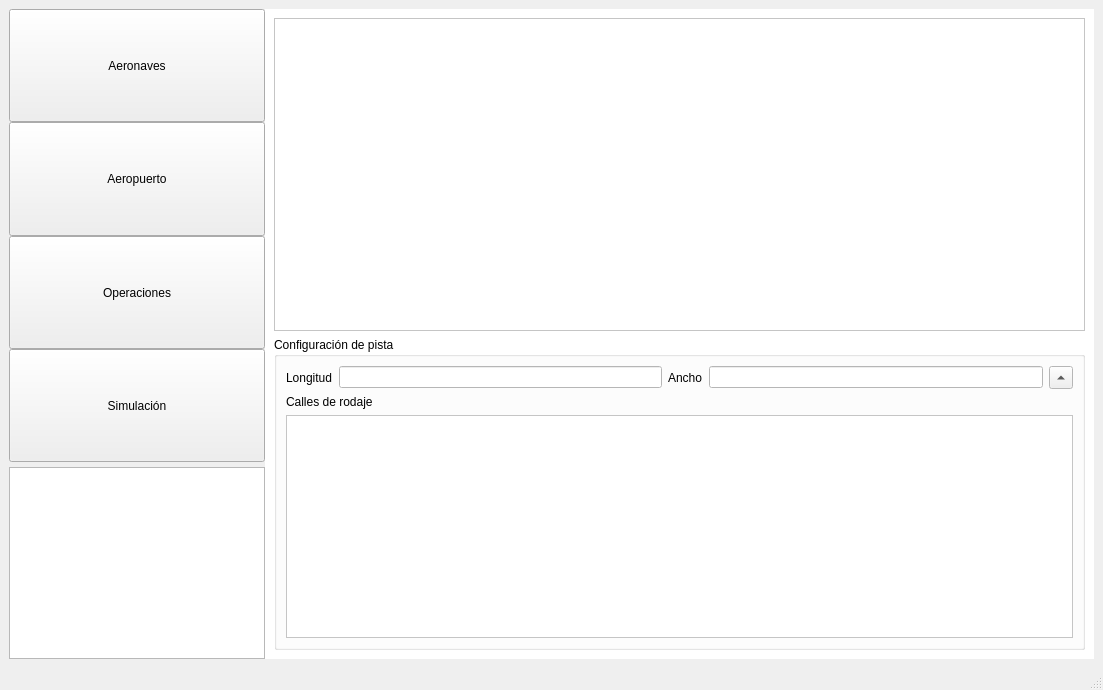
IgnacioOchoa/SimAerop, file interfazprincipal.ui: the form before one commit.
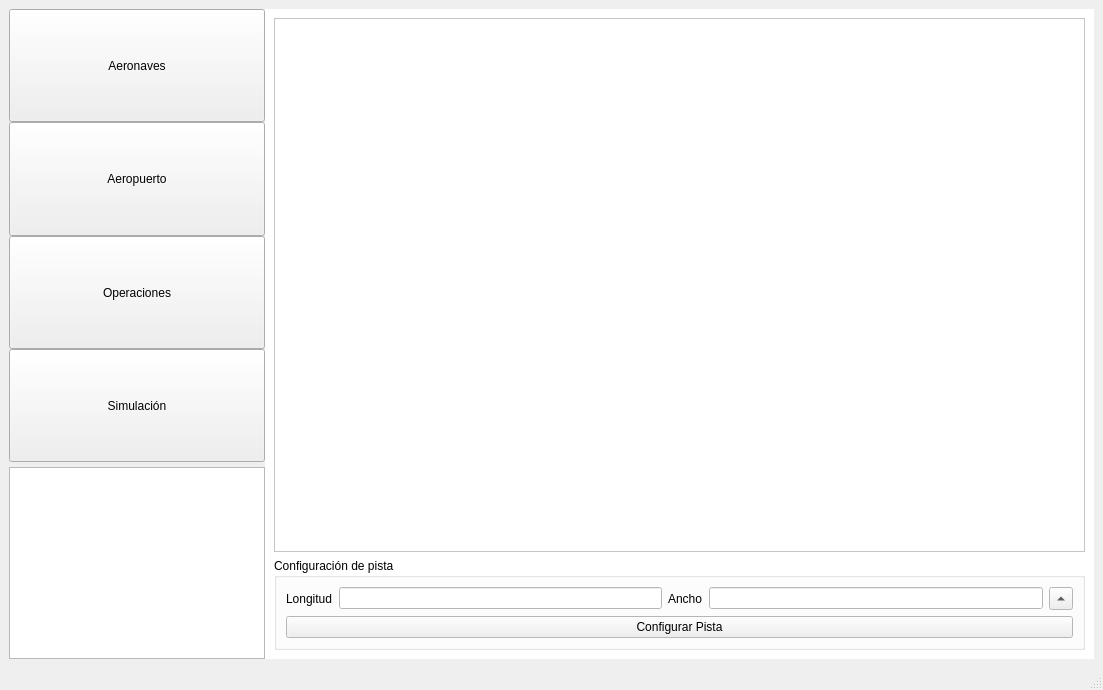
The form after the commit. Custom widgets are drawn as their Qt base class.

Commit message:
Se agregó un diálogo para configurar la pista
El diálogo contiene secciones para definir geometría de la pista, cargar
o guardar pistas, agregar calles de rodaje, previsualizar la
configuración, etc. Y se deja un botón para establecer configuraciones
avanzadas en el futuro. La idea es que los parámetros solo se puedan
modificar desde este diálogo y no desde la interfaz principal, allí solo
se muestran como referencia.

```diff
--- a/interfazprincipal.ui
+++ b/interfazprincipal.ui
@@ -433,18 +433,11 @@
             </layout>
            </item>
            <item>
-            <layout class="QVBoxLayout" name="verticalLayout_4">
-             <item>
-              <widget class="QLabel" name="label_5">
+            <widget class="QPushButton" name="pbConfigurarPista">
                <property name="text">
-                <string>Calles de rodaje</string>
-               </property>
-              </widget>
-             </item>
-             <item>
-              <widget class="QTableWidget" name="tableWidget"/>
-             </item>
-            </layout>
+              <string>Configurar Pista</string>
+             </property>
+            </widget>
            </item>
           </layout>
          </widget>
```
Lines whose indentation alone changed are shown as unchanged. The commit also changes 8 other files.
